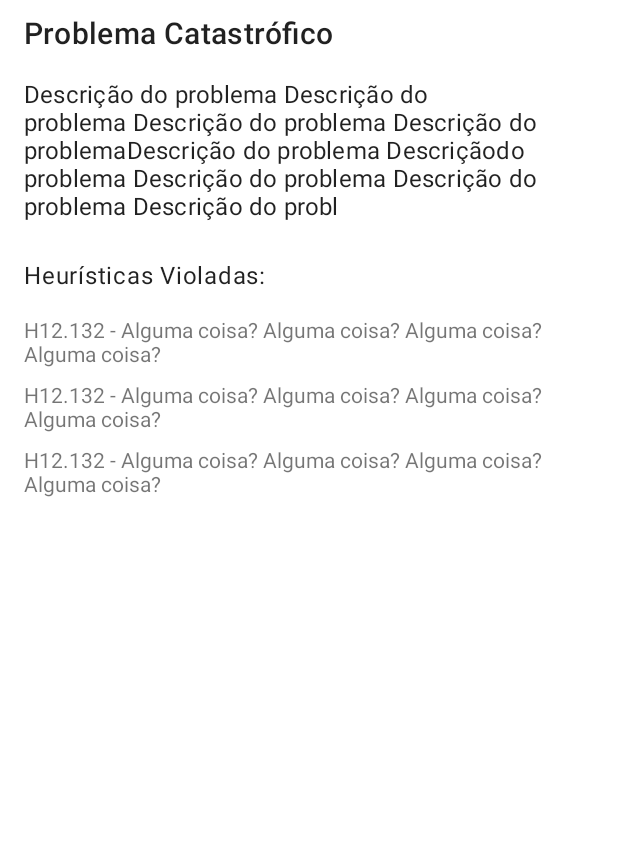
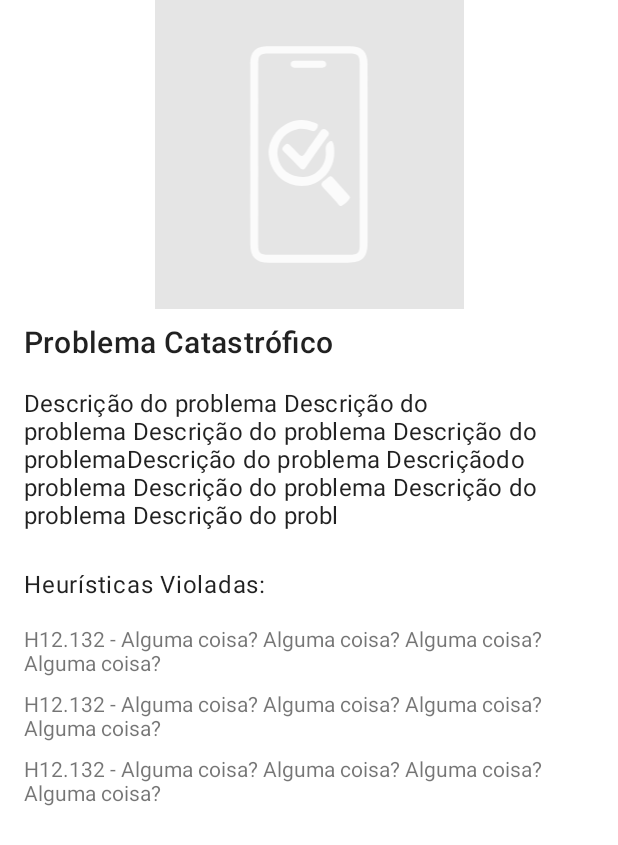
Before and after one commit to caldasluan/tuhm, an Android app: the layout fragment_report_problem.xml on its own in the app's theme, with its tools: preview values and no code run, on a phone screen of 412 x 824 dp. Shown: the top 845 px of the screen. Run offline under Robolectric (Android 15) with nearby library versions, the phone set to English and light mode, and no system bars.

Commit message:
Add image in report problems

```diff
--- a/app/build.gradle
+++ b/app/build.gradle
@@ -15,7 +15,7 @@ android {
         minSdkVersion 24
         targetSdkVersion 30
         versionCode 2
-        versionName "1.0.1"
+        versionName "1.1.0"
 
         testInstrumentationRunner "androidx.test.runner.AndroidJUnitRunner"
     }
@@ -43,7 +43,7 @@ dependencies {
     implementation 'androidx.core:core-ktx:1.6.0'
     implementation 'androidx.appcompat:appcompat:1.3.1'
     implementation 'com.google.android.material:material:1.4.0'
-    implementation 'androidx.constraintlayout:constraintlayout:2.0.4'
+    implementation 'androidx.constraintlayout:constraintlayout:2.1.0'
     implementation 'androidx.navigation:navigation-fragment-ktx:2.3.5'
     implementation 'androidx.navigation:navigation-ui-ktx:2.3.5'
     implementation 'androidx.legacy:legacy-support-v4:1.0.0'
--- a/app/src/main/res/layout/fragment_add_edit_problem.xml
+++ b/app/src/main/res/layout/fragment_add_edit_problem.xml
@@ -24,7 +24,7 @@
             android:id="@+id/img_problem"
             android:layout_width="0dp"
             android:layout_height="0dp"
-            app:layout_constraintDimensionRatio="4:2"
+            app:layout_constraintDimensionRatio="2:1"
             app:layout_constraintEnd_toEndOf="parent"
             app:layout_constraintHorizontal_bias="0.0"
             app:layout_constraintStart_toStartOf="parent"
@@ -45,7 +45,7 @@
             <com.google.android.material.textfield.TextInputEditText
                 android:layout_width="match_parent"
                 android:layout_height="wrap_content"
-                android:inputType="textCapSentences" />
+                android:inputType="textCapSentences|textMultiLine" />
 
         </com.google.android.material.textfield.TextInputLayout>
 
--- a/app/src/main/res/layout/fragment_add_edit_project.xml
+++ b/app/src/main/res/layout/fragment_add_edit_project.xml
@@ -52,7 +52,7 @@
             <com.google.android.material.textfield.TextInputEditText
                 android:layout_width="match_parent"
                 android:layout_height="wrap_content"
-                android:inputType="textCapSentences" />
+                android:inputType="textCapSentences|textMultiLine" />
 
         </com.google.android.material.textfield.TextInputLayout>
 
--- a/app/src/main/res/layout/fragment_report_problem.xml
+++ b/app/src/main/res/layout/fragment_report_problem.xml
@@ -1,14 +1,25 @@
 <?xml version="1.0" encoding="utf-8"?>
 <ScrollView xmlns:android="http://schemas.android.com/apk/res/android"
+    xmlns:app="http://schemas.android.com/apk/res-auto"
     xmlns:tools="http://schemas.android.com/tools"
     android:layout_width="match_parent"
     android:layout_height="match_parent"
     tools:context=".view.fragment.ReportProblemFragment">
 
-    <LinearLayout
+    <androidx.constraintlayout.widget.ConstraintLayout
         android:layout_width="match_parent"
         android:layout_height="wrap_content"
         android:orientation="vertical">
+
+        <ImageView
+            android:id="@+id/img_problem"
+            android:layout_width="0dp"
+            android:layout_height="0dp"
+            app:layout_constraintDimensionRatio="2:1"
+            app:layout_constraintEnd_toEndOf="parent"
+            app:layout_constraintStart_toStartOf="parent"
+            app:layout_constraintTop_toTopOf="parent"
+            tools:srcCompat="@drawable/ic_empty_img" />
 
         <TextView
             android:id="@+id/txt_gravity"
@@ -17,6 +28,9 @@
             android:layout_marginHorizontal="16dp"
             android:layout_marginTop="8dp"
             android:textAppearance="@style/TextAppearance.MaterialComponents.Headline6"
+            app:layout_constraintEnd_toEndOf="parent"
+            app:layout_constraintStart_toStartOf="parent"
+            app:layout_constraintTop_toBottomOf="@+id/img_problem"
             tools:text="Problema Catastrófico" />
 
         <TextView
@@ -27,15 +41,22 @@
             android:layout_marginTop="16dp"
             android:textAppearance="@style/TextAppearance.MaterialComponents.Subtitle1"
             android:textColor="@color/material_on_surface_emphasis_high_type"
+            app:layout_constraintEnd_toEndOf="parent"
+            app:layout_constraintStart_toStartOf="parent"
+            app:layout_constraintTop_toBottomOf="@+id/txt_gravity"
             tools:text="Descrição do problema Descrição do problema Descrição do problema Descrição do problemaDescrição do problema Descriçãodo problema Descrição do problema Descrição do problema Descrição do probl" />
 
         <TextView
+            android:id="@+id/textView"
             android:layout_width="match_parent"
             android:layout_height="wrap_content"
             android:layout_marginHorizontal="16dp"
             android:layout_marginTop="24dp"
             android:text="@string/txt_violated_heuristics"
-            android:textAppearance="@style/TextAppearance.MaterialComponents.Body1" />
+            android:textAppearance="@style/TextAppearance.MaterialComponents.Body1"
+            app:layout_constraintEnd_toEndOf="parent"
+            app:layout_constraintStart_toStartOf="parent"
+            app:layout_constraintTop_toBottomOf="@+id/txt_description" />
 
         <androidx.recyclerview.widget.RecyclerView
             android:id="@+id/recycler_view"
@@ -43,6 +64,9 @@
             android:layout_height="wrap_content"
             android:layout_marginHorizontal="16dp"
             android:layout_marginVertical="8dp"
+            app:layout_constraintEnd_toEndOf="parent"
+            app:layout_constraintStart_toStartOf="parent"
+            app:layout_constraintTop_toBottomOf="@+id/textView"
             tools:listitem="@layout/view_holder_violated_heuristic" />
-    </LinearLayout>
+    </androidx.constraintlayout.widget.ConstraintLayout>
 </ScrollView>
```
Also changed, not shown: app/src/main/java/br/com/pignata/tuhm/view/fragment/ReportProblemFragment.kt (+9 -0 lines).
